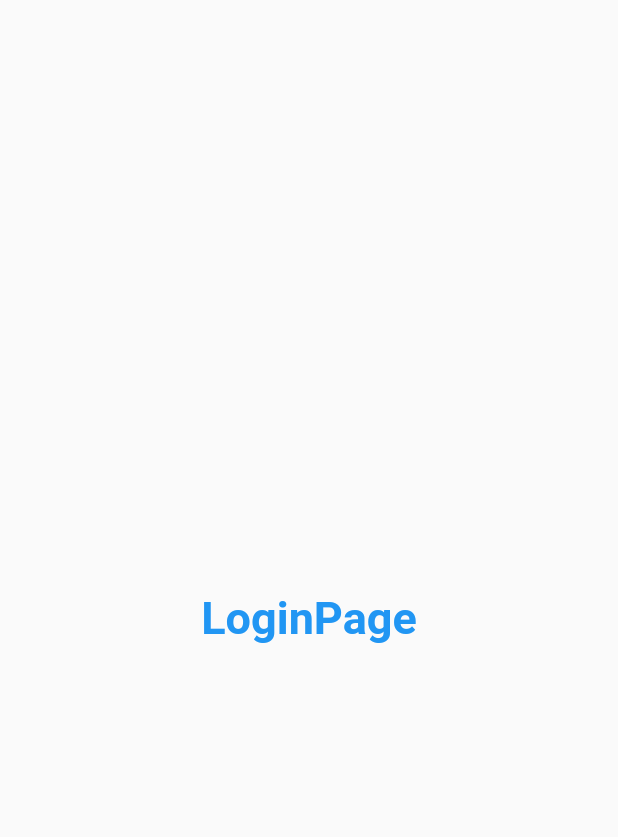
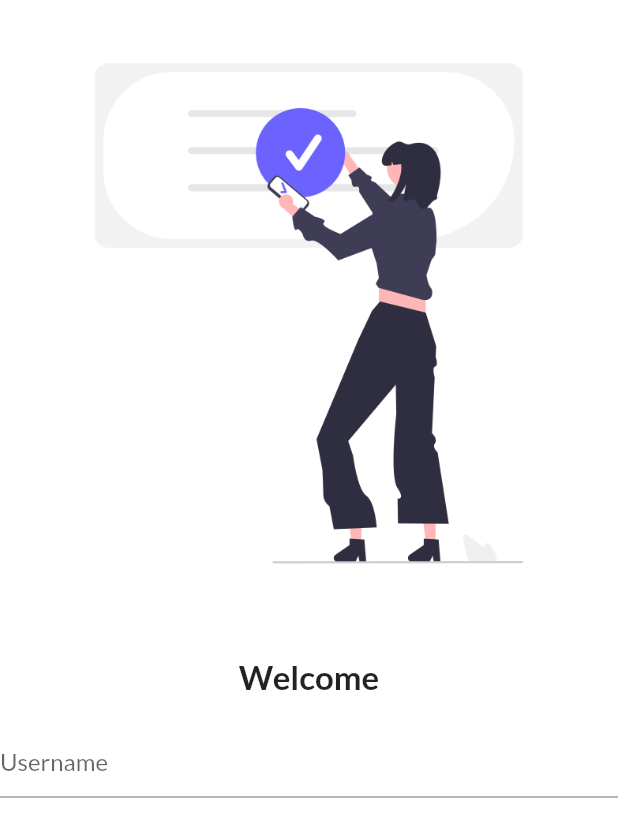
Before and after one commit to aditi26-M/30DaysofFlutter, a Flutter app: the screen it shows after launch, on a phone screen of 412 x 824 dp. Shown: the top 837 px of the screen. Run offline on Flutter 3.47's test engine with Material 2 defaults, Android fonts, the phone set to English and light mode, and no system bars; our stand-ins replace google_fonts.

Commit message:
First commit

```diff
--- a/lib/main.dart
+++ b/lib/main.dart
@@ -2,7 +2,7 @@
 
 import 'package:flutter/material.dart';
 import 'package:flutter_catalog/pages/login.dart';
-
+import 'package:google_fonts/google_fonts.dart';
 import 'pages/home.dart';
 
 void main() {
@@ -14,12 +14,19 @@ class MyApp extends StatelessWidget {
   Widget build(BuildContext context) {
     return MaterialApp(
         //home: HomePage(),
-        themeMode: ThemeMode.light,
-        theme: ThemeData(primarySwatch: Colors.deepPurple),
+        themeMode: ThemeMode.dark,
+        theme: ThemeData(
+          primarySwatch: Colors.deepPurple,
+          fontFamily: GoogleFonts.lato().fontFamily,
+        ),
         //PrimarySwatch - Collection of colours
-        //theme: ThemeData( brightness: Brightness.dark, primarySwatch: Colors.red),
-
+        /*
+        darktheme: ThemeData(
+          brightness: Brightness.dark, primarySwatch: Colors.red
+          ),
+    */
         //routes - takes map(key & value)
+        initialRoute: "/",
         routes: {
           "/": (context) => LoginPage(),
           "/home": (context) => HomePage(),
--- a/lib/pages/login.dart
+++ b/lib/pages/login.dart
@@ -2,20 +2,31 @@ import 'package:flutter/material.dart';
 
 //class is a blueprint. In a class there are many memebers, methods(functionality) & properties
 class LoginPage extends StatelessWidget {
-
-
   @override
   Widget build(BuildContext context) {
     return Material(
-      child: Center(
-        child: Text("LoginPage",style: TextStyle(
-          fontSize: 30,
-          color: Colors.blue,
-          fontWeight: FontWeight.bold
-          ),
-        ),
-    //har widget ki apni key hoti h
-      ),
-    );
+        color: Colors.white,
+        child: Column(
+          children: [
+            Image.asset(
+              "assets/images/login_img.png",
+              fit: BoxFit.scaleDown,
+            ),
+            SizedBox(
+              height: 20,
+            ),
+            Text(
+              "Welcome",
+              style: TextStyle(fontSize: 22, fontWeight: FontWeight.bold
+              ),
+            ),
+            SizedBox(
+              height: 20,
+            ),
+            TextFormField(
+              decoration: InputDecoration(hintText: "Username                   "),
+            )
+          ],
+        ));
   }
 }
--- a/pubspec.yaml
+++ b/pubspec.yaml
@@ -34,6 +34,7 @@ dependencies:
   # The following adds the Cupertino Icons font to your application.
   # Use with the CupertinoIcons class for iOS style icons.
   cupertino_icons: ^1.0.2
+  google_fonts: ^3.0.1
 
 dev_dependencies:
   flutter_test:
@@ -58,8 +59,8 @@ flutter:
   uses-material-design: true
 
   # To add assets to your application, add an assets section, like this:
-  # assets:
-  #   - images/a_dot_burr.jpeg
+  assets:
+     - assets/images/
   #   - images/a_dot_ham.jpeg
 
   # An image asset can refer to one or more resolution-specific "variants", see
```
Also changed, not shown: assets/images/login_img.png (added), pubspec.lock.
